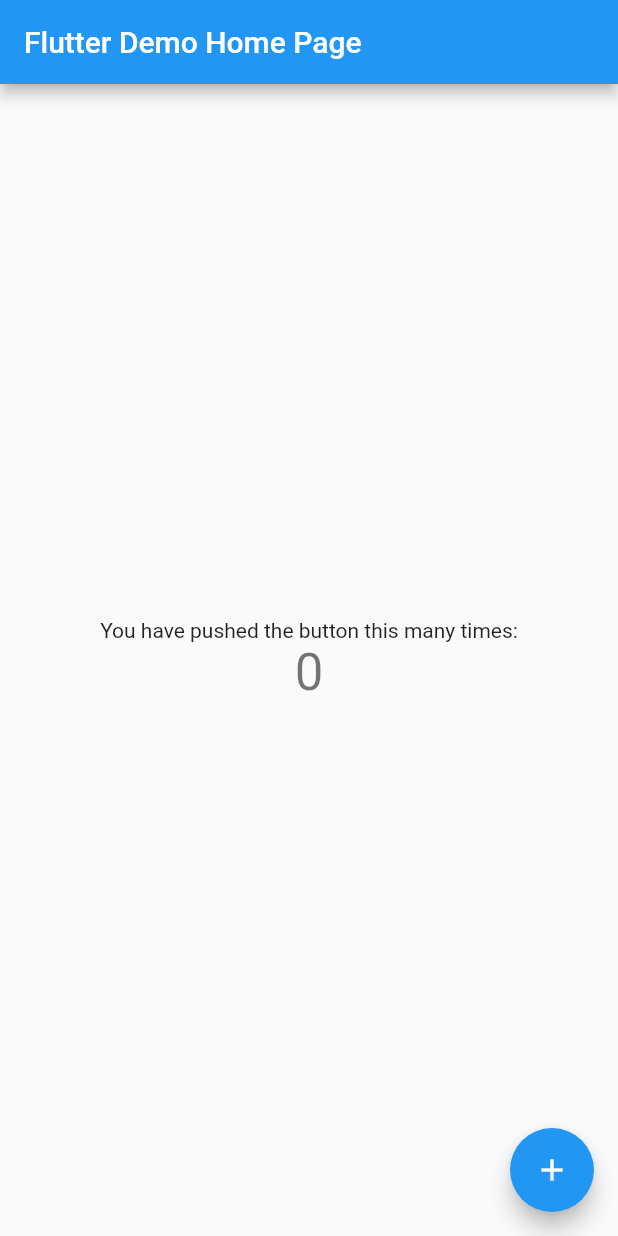
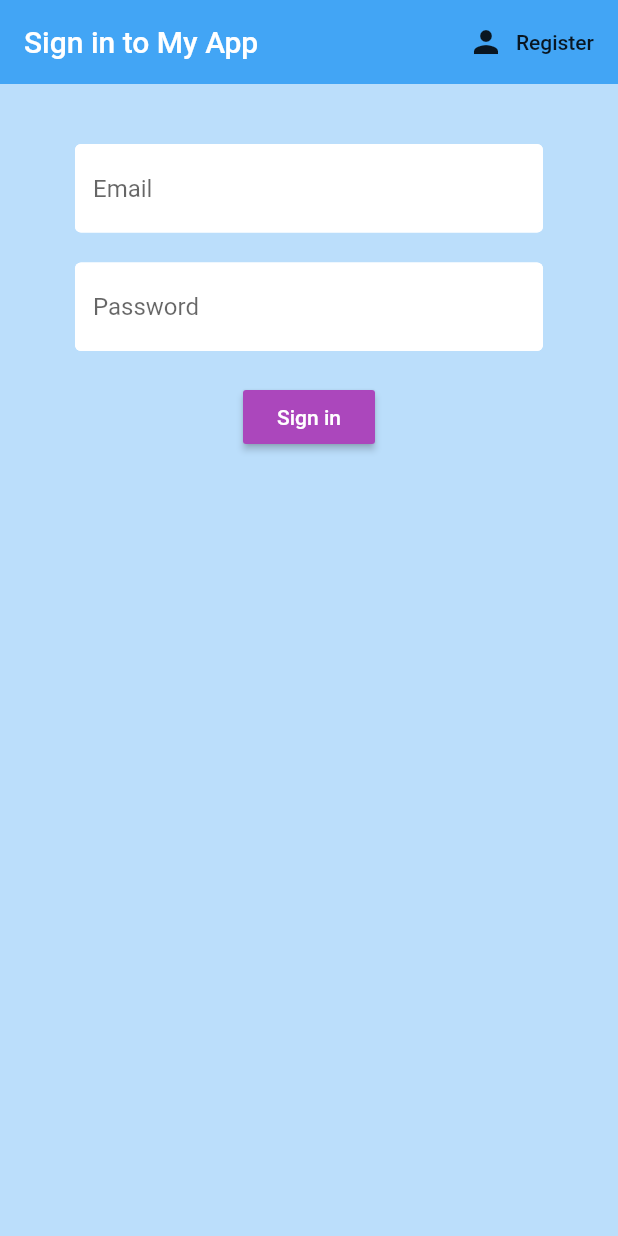
Before and after one commit to arhifisyant/myapp, a Flutter app: the screen it shows after launch, on a phone screen of 412 x 824 dp. Run offline on Flutter 3.47's test engine with Material 2 defaults, Android fonts, the phone set to English and light mode, and no system bars; our stand-ins replace firebase_auth, firebase_core; accounts and stored records are empty.

Commit message:
login and sign up page

```diff
--- a/lib/main.dart
+++ b/lib/main.dart
@@ -1,7 +1,14 @@
 import 'package:flutter/material.dart';
+import 'package:myapp/models/user.dart';
+import 'package:myapp/screens/wrapper.dart';
+import 'package:firebase_core/firebase_core.dart';
+import 'package:myapp/services/auth.dart';
+import 'package:provider/provider.dart';
 
-void main() {
-  runApp(const MyApp());
+void main() async {
+  WidgetsFlutterBinding.ensureInitialized();
+  await Firebase.initializeApp();
+  runApp(MyApp());
 }
 
 class MyApp extends StatelessWidget {
@@ -10,106 +17,12 @@ class MyApp extends StatelessWidget {
   // This widget is the root of your application.
   @override
   Widget build(BuildContext context) {
-    return MaterialApp(
-      title: 'Flutter Demo',
-      theme: ThemeData(
-        // This is the theme of your application.
-        //
-        // Try running your application with "flutter run". You'll see the
-        // application has a blue toolbar. Then, without quitting the app, try
-        // changing the primarySwatch below to Colors.green and then invoke
-        // "hot reload" (press "r" in the console where you ran "flutter run",
-        // or simply save your changes to "hot reload" in a Flutter IDE).
-        // Notice that the counter didn't reset back to zero; the application
-        // is not restarted.
-        primarySwatch: Colors.blue,
+    return StreamProvider<MyUser?>.value(
+      value: AuthService().user,
+      initialData: null,
+      child: MaterialApp(
+        home: Wrapper(),
       ),
-      home: const MyHomePage(title: 'Flutter Demo Home Page'),
     );
   }
 }
-
-class MyHomePage extends StatefulWidget {
-  const MyHomePage({Key? key, required this.title}) : super(key: key);
-
-  // This widget is the home page of your application. It is stateful, meaning
-  // that it has a State object (defined below) that contains fields that affect
-  // how it looks.
-
-  // This class is the configuration for the state. It holds the values (in this
-  // case the title) provided by the parent (in this case the App widget) and
-  // used by the build method of the State. Fields in a Widget subclass are
-  // always marked "final".
-
-  final String title;
-
-  @override
-  State<MyHomePage> createState() => _MyHomePageState();
-}
-
-class _MyHomePageState extends State<MyHomePage> {
-  int _counter = 0;
-
-  void _incrementCounter() {
-    setState(() {
-      // This call to setState tells the Flutter framework that something has
-      // changed in this State, which causes it to rerun the build method below
-      // so that the display can reflect the updated values. If we changed
-      // _counter without calling setState(), then the build method would not be
-      // called again, and so nothing would appear to happen.
-      _counter++;
-    });
-  }
-
-  @override
-  Widget build(BuildContext context) {
-    // This method is rerun every time setState is called, for instance as done
-    // by the _incrementCounter method above.
-    //
-    // The Flutter framework has been optimized to make rerunning build methods
-    // fast, so that you can just rebuild anything that needs updating rather
-    // than having to individually change instances of widgets.
-    return Scaffold(
-      appBar: AppBar(
-        // Here we take the value from the MyHomePage object that was created by
-        // the App.build method, and use it to set our appbar title.
-        title: Text(widget.title),
-      ),
-      body: Center(
-        // Center is a layout widget. It takes a single child and positions it
-        // in the middle of the parent.
-        child: Column(
-          // Column is also a layout widget. It takes a list of children and
-          // arranges them vertically. By default, it sizes itself to fit its
-          // children horizontally, and tries to be as tall as its parent.
-          //
-          // Invoke "debug painting" (press "p" in the console, choose the
-          // "Toggle Debug Paint" action from the Flutter Inspector in Android
-          // Studio, or the "Toggle Debug Paint" command in Visual Studio Code)
-          // to see the wireframe for each widget.
-          //
-          // Column has various properties to control how it sizes itself and
-          // how it positions its children. Here we use mainAxisAlignment to
-          // center the children vertically; the main axis here is the vertical
-          // axis because Columns are vertical (the cross axis would be
-          // horizontal).
-          mainAxisAlignment: MainAxisAlignment.center,
-          children: <Widget>[
-            const Text(
-              'You have pushed the button this many times:',
-            ),
-            Text(
-              '$_counter',
-              style: Theme.of(context).textTheme.headline4,
-            ),
-          ],
-        ),
-      ),
-      floatingActionButton: FloatingActionButton(
-        onPressed: _incrementCounter,
-        tooltip: 'Increment',
-        child: const Icon(Icons.add),
-      ), // This trailing comma makes auto-formatting nicer for build methods.
-    );
-  }
-}
--- /dev/null
+++ b/lib/models/user.dart
@@ -0,0 +1,7 @@
+import 'package:firebase_auth/firebase_auth.dart';
+
+class MyUser {
+  final String? uid;
+
+  MyUser({this.uid});
+}
--- /dev/null
+++ b/lib/screens/authenticate/authenticate.dart
@@ -0,0 +1,28 @@
+import 'package:flutter/material.dart';
+import 'package:myapp/screens/authenticate/sign_in.dart';
+import 'package:myapp/screens/authenticate/register.dart';
+
+class Authenticate extends StatefulWidget {
+  const Authenticate({Key? key}) : super(key: key);
+
+  @override
+  _AuthenticateState createState() => _AuthenticateState();
+}
+
+class _AuthenticateState extends State<Authenticate> {
+
+  bool showSignIn = true;
+  void toggleView(){
+    setState(() => showSignIn = !showSignIn);
+  }
+
+  @override
+  Widget build(BuildContext context) {
+    if (showSignIn){
+      return SignIn(toggleView: toggleView);
+    }
+    else{
+      return Register(toggleView: toggleView);
+    }
+  }
+}
--- /dev/null
+++ b/lib/screens/authenticate/register.dart
@@ -0,0 +1,98 @@
+import 'package:flutter/material.dart';
+import 'package:myapp/services/auth.dart';
+import 'package:myapp/shared/constants.dart';
+
+class Register extends StatefulWidget {
+  final Function toggleView;
+  Register({required this.toggleView});
+
+//  const Register({Key? key}) : super(key: key);
+
+  @override
+  _RegisterState createState() => _RegisterState();
+}
+
+class _RegisterState extends State<Register> {
+  final AuthService _auth = AuthService();
+  final _formKey = GlobalKey<FormState>();
+
+  //text field state
+  String email = '';
+  String password = '';
+  String error = '';
+
+
+  @override
+  Widget build(BuildContext context) {
+    return Scaffold(
+      backgroundColor: Colors.blue[100],
+      appBar: AppBar(
+        backgroundColor: Colors.blue[400],
+        elevation: 0.0,
+        title: Text('Sign up to My App'),
+        actions: <Widget>[
+          FlatButton.icon(
+              icon: Icon(Icons.person),
+              label: Text('Sign In'),
+              onPressed: (){
+                widget.toggleView();
+              })
+        ],
+      ),
+      body: Container(
+          padding: EdgeInsets.symmetric(vertical: 20.0, horizontal: 50.0),
+          child: Form(
+            key: _formKey,
+              child : Column(
+                children: <Widget>[
+                  SizedBox(height: 20.0),
+                  TextFormField(
+                    decoration: textInputDecoration.copyWith(hintText: 'Email'),
+                    validator: (val) => val!.isEmpty ? 'Enter an email' : null,
+                    onChanged: (val){
+                      setState(() => email = val);
+
+                    },
+                  ),
+                  SizedBox(height: 20.0),
+                  TextFormField(
+                    decoration: textInputDecoration.copyWith(hintText: 'Password'),
+                    obscureText: true,
+                    validator: (val) => val!.length < 6 ? 'Enter a password 6+ chars long' : null,
+                    onChanged: (val){
+                      setState(() => password = val);
+
+                    },
+                  ),
+                  SizedBox(height: 20.0),
+                  RaisedButton(
+                      color: Colors.purple[400],
+                      child: Text(
+                        'Register',
+                        style: TextStyle(color: Colors.white),
+                      ),
+                      onPressed: () async {
+                      if(
+                      _formKey.currentState!.validate()){
+                        dynamic result  = await _auth.registerWithEmailAndPassword(email, password);
+                        if (result == null){
+                          setState(() => error = 'please supply a valid email');
+                        }
+                      }
+                      else {
+
+                      }
+
+                      }
+                  ),
+                  SizedBox(height: 12.0),
+                  Text(error, style: TextStyle(color: Colors.red, fontSize: 14.0),
+                  ),
+                ],
+
+              )
+          )
+      ),
+    );
+  }
+}
--- /dev/null
+++ b/lib/screens/authenticate/sign_in.dart
@@ -0,0 +1,99 @@
+import 'package:flutter/material.dart';
+import 'package:myapp/services/auth.dart';
+import 'package:myapp/shared/constants.dart';
+
+class SignIn extends StatefulWidget {
+  final Function toggleView;
+  SignIn({required this.toggleView});
+
+  //const SignIn({Key? key}) : super(key: key);
+
+  @override
+  _SignInState createState() => _SignInState();
+}
+
+class _SignInState extends State<SignIn> {
+
+  final AuthService _auth = AuthService();
+  final _formKey = GlobalKey<FormState>();
+
+  //text field state
+  String email = '';
+  String password = '';
+  String error = '';
+
+  @override
+  Widget build(BuildContext context) {
+    return Scaffold(
+      backgroundColor: Colors.blue[100],
+        appBar: AppBar(
+          backgroundColor: Colors.blue[400],
+          elevation: 0.0,
+          title: Text('Sign in to My App'),
+          actions: <Widget>[
+            FlatButton.icon(
+                icon: Icon(Icons.person),
+                label: Text('Register'),
+                onPressed: (){
+                  widget.toggleView();
+                })
+          ],
+        ),
+      body: Container(
+        padding: EdgeInsets.symmetric(vertical: 20.0, horizontal: 50.0),
+        child: Form(
+            key: _formKey,
+          child : Column(
+           children: <Widget>[
+             SizedBox(height: 20.0),
+             TextFormField(
+               decoration: textInputDecoration.copyWith(hintText: 'Email'),
+               validator: (val) => val!.isEmpty ? 'Enter an email' : null,
+               onChanged: (val){
+                 setState(() => email = val);
+
+               },
+             ),
+             SizedBox(height: 20.0),
+             TextFormField(
+               decoration: textInputDecoration.copyWith(hintText: 'Password'),
+               obscureText: true,
+               validator: (val) => val!.length < 6 ? 'Enter a password 6+ chars long' : null,
+               onChanged: (val){
+                 setState(() => password = val);
+
+               },
+             ),
+             SizedBox(height: 20.0),
+             RaisedButton(
+                 color: Colors.purple[400],
+                 child: Text(
+                   'Sign in',
+                   style: TextStyle(color: Colors.white),
+                 ),
+                 onPressed: () async {
+                   if(
+                   _formKey.currentState!.validate()){
+                     print('valid');
+                     dynamic result  = await _auth.signInWithEmailAndPassword(email, password);
+                     if (result == null){
+                       setState(() => error = 'COULD NOT SIGN IN WITH THOSE CREDETIALS'
+                           );
+                   }
+                   }
+                   else {
+
+                   }
+                 }
+             ),
+             SizedBox(height: 12.0),
+             Text(error, style: TextStyle(color: Colors.red, fontSize: 14.0),
+             ),
+           ],
+
+          )
+        )
+      ),
+    );
+  }
+}
--- /dev/null
+++ b/lib/screens/wrapper.dart
@@ -0,0 +1,25 @@
+import 'package:flutter/material.dart';
+import 'package:myapp/models/user.dart';
+import 'package:myapp/screens/home/home.dart';
+import 'package:myapp/screens/authenticate/authenticate.dart';
+import 'package:provider/provider.dart';
+
+class Wrapper extends StatelessWidget {
+  const Wrapper({Key? key}) : super(key: key);
+
+  @override
+  Widget build(BuildContext context) {
+
+    final user = Provider.of<MyUser?>(context);
+    print(user);
+
+
+    //return either Home or Authenticate widget
+   if (user == null){
+     return Authenticate();
+   }
+   else{
+     return Home();
+   }
+  }
+}
--- /dev/null
+++ b/lib/shared/constants.dart
@@ -0,0 +1,13 @@
+import 'package:flutter/material.dart';
+
+const textInputDecoration = InputDecoration(
+    //hintText: 'Email',
+    fillColor: Colors.white,
+    filled: true,
+    enabledBorder: OutlineInputBorder(
+        borderSide: BorderSide(color: Colors.white, width: 2.0)
+    ),
+    focusedBorder: OutlineInputBorder(
+        borderSide: BorderSide(color: Colors.purple, width: 2.0)
+    ),
+);
--- a/pubspec.yaml
+++ b/pubspec.yaml
@@ -29,11 +29,14 @@ environment:
 dependencies:
   flutter:
     sdk: flutter
-
+  firebase_core : ^1.10.0
 
   # The following adds the Cupertino Icons font to your application.
   # Use with the CupertinoIcons class for iOS style icons.
   cupertino_icons: ^1.0.2
+  firebase_auth: ^3.2.0
+  cloud_firestore: ^3.1.0
+  provider: ^6.0.1
 
 dev_dependencies:
   flutter_test:
```
Also changed, not shown: lib/screens/home/home.dart (added, +30 -0 lines), lib/services/auth.dart (added, +77 -0 lines), pubspec.lock, 4 other files.
